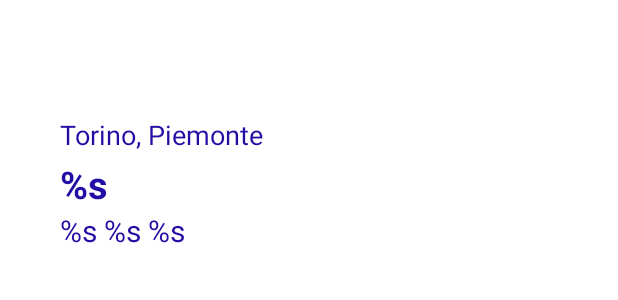
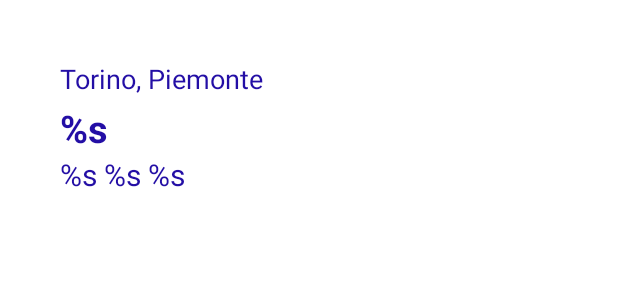
Before and after one commit to develhope/forecast_app_android3_team1, an Android app: the layout item_title.xml on its own in the app's theme, with its tools: preview values and no code run, on a phone screen of 412 x 824 dp. Shown: the top 300 px of the screen. Run offline under Robolectric (Android 15) with nearby library versions, the phone set to English and light mode, and no system bars.

Commit message:
fix top margin

```diff
--- a/app/src/main/res/layout/item_title.xml
+++ b/app/src/main/res/layout/item_title.xml
@@ -13,7 +13,7 @@
         android:layout_width="match_parent"
         android:layout_height="wrap_content"
         android:layout_marginStart="@dimen/margin_24"
-        android:layout_marginTop="61dp"
+        android:layout_marginTop="24dp"
         android:layout_marginEnd="@dimen/margin_24"
         android:text="@string/place"
         android:textSize="18sp"
```
